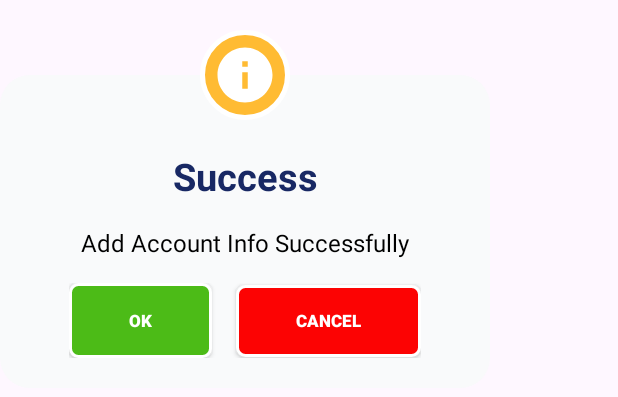
After one commit to duypham27/DACN_MURKOFF_CARE_ANDROID, an Android app: the layout dialog_confirm.xml on its own in the app's theme, with its tools: preview values and no code run, on a phone screen of 412 x 824 dp. The commit adds this screen. Shown: the top 397 px of the screen. Run offline under Robolectric (Android 15) with nearby library versions, the light colour scheme and no system bars.

Commit message:
Update Dialog

```diff
--- a/app/build.gradle.kts
+++ b/app/build.gradle.kts
@@ -53,4 +53,8 @@ dependencies {
     //GSON
     implementation ("com.google.code.gson:gson:2.11.0")
 
+    // Retrofit
+    implementation ("com.squareup.retrofit2:retrofit:2.9.0")
+    implementation ("com.squareup.retrofit2:converter-gson:2.9.0")
+
 }
--- a/app/src/main/java/com/example/dacn_murkoff_android/Helper/GlobalVariable.java
+++ b/app/src/main/java/com/example/dacn_murkoff_android/Helper/GlobalVariable.java
@@ -20,7 +20,8 @@ public class GlobalVariable extends Application {
     private Map<String, String> headers;
 
 
-    /*Thiết lập và trả về một HTTP request header khi ứng dụng gửi yêu cầu HTTP đến máy chủ*/
+    /*Thiết lập và trả về một HTTP request header khi ứng dụng gửi yêu cầu HTTP đến máy chủ
+    * các Type được dùng để phân biệt giữa Doctor và Patient */
     public Map<String, String> getHeaders() {
 
         this.headers = new HashMap<>();
--- /dev/null
+++ b/app/src/main/res/drawable/button_style_accept.xml
@@ -0,0 +1,69 @@
+<?xml version="1.0" encoding="utf-8"?>
+<selector xmlns:android="http://schemas.android.com/apk/res/android">
+    <item
+        android:state_enabled="false">
+        <shape android:shape="rectangle">
+            <gradient
+                android:startColor="#F2F2F2"
+                android:centerColor="#A4A4A4"
+                android:endColor="#F2F2F2"
+                android:angle="90"/>
+            <padding android:left="7dp"
+                android:top="7dp"
+                android:right="7dp"
+                android:bottom="7dp" />
+            <stroke
+                android:width="2dip"
+                android:color="#FFFFFF" />
+            <corners android:radius= "5dp" />
+        </shape>
+    </item>
+    <item
+        android:state_pressed="true"
+        android:state_enabled="true" >
+        <shape android:shape="rectangle">
+            <solid android:color="@color/colorBackground" />
+            <padding android:left="7dp"
+                android:top="7dp"
+                android:right="7dp"
+                android:bottom="7dp" />
+            <stroke
+                android:width="2dip"
+                android:color="#008000" />
+            <corners android:radius= "5dp" />
+        </shape>
+    </item>
+    <item
+        android:state_focused="true"
+        android:state_enabled="true">
+        <shape android:shape="rectangle">
+            <gradient
+                android:startColor="#F7D358"
+                android:centerColor="#DF7401"
+                android:endColor="#F7D358"
+                android:angle="90"/>
+            <padding android:left="7dp"
+                android:top="7dp"
+                android:right="7dp"
+                android:bottom="7dp" />
+            <stroke
+                android:width="2dip"
+                android:color="#FFFFFF" />
+            <corners android:radius= "5dp" />
+        </shape>
+    </item>
+    <item
+        android:state_enabled="true">
+        <shape  android:shape="rectangle">
+            <solid android:color="@color/colorKellyGreen"/>
+            <padding android:left="7dp"
+                android:top="7dp"
+                android:right="7dp"
+                android:bottom="7dp" />
+            <stroke
+                android:width="2dip"
+                android:color="#FFFFFF" />
+            <corners android:radius= "5dp" />
+        </shape>
+    </item>
+</selector>
--- /dev/null
+++ b/app/src/main/res/drawable/button_style_cancel.xml
@@ -0,0 +1,69 @@
+<?xml version="1.0" encoding="utf-8"?>
+<selector xmlns:android="http://schemas.android.com/apk/res/android">
+    <item
+        android:state_enabled="false">
+        <shape android:shape="rectangle">
+            <gradient
+                android:startColor="#F2F2F2"
+                android:centerColor="#A4A4A4"
+                android:endColor="#F2F2F2"
+                android:angle="90"/>
+            <padding android:left="7dp"
+                android:top="7dp"
+                android:right="7dp"
+                android:bottom="7dp" />
+            <stroke
+                android:width="2dip"
+                android:color="#FFFFFF" />
+            <corners android:radius= "16dp" />
+        </shape>
+    </item>
+    <item
+        android:state_pressed="true"
+        android:state_enabled="true" >
+        <shape android:shape="rectangle">
+            <solid android:color="@color/colorBackground" />
+            <padding android:left="7dp"
+                android:top="7dp"
+                android:right="7dp"
+                android:bottom="7dp" />
+            <stroke
+                android:width="2dip"
+                android:color="#1D3A70" />
+            <corners android:radius= "5dp" />
+        </shape>
+    </item>
+    <item
+        android:state_focused="true"
+        android:state_enabled="true">
+        <shape android:shape="rectangle">
+            <gradient
+                android:startColor="#F7D358"
+                android:centerColor="#DF7401"
+                android:endColor="#F7D358"
+                android:angle="90"/>
+            <padding android:left="7dp"
+                android:top="7dp"
+                android:right="7dp"
+                android:bottom="7dp" />
+            <stroke
+                android:width="2dip"
+                android:color="#FFFFFF" />
+            <corners android:radius= "5dp" />
+        </shape>
+    </item>
+    <item
+        android:state_enabled="true">
+        <shape  android:shape="rectangle">
+            <solid android:color="@color/colorRed"/>
+            <padding android:left="7dp"
+                android:top="7dp"
+                android:right="7dp"
+                android:bottom="7dp" />
+            <stroke
+                android:width="2dip"
+                android:color="#FFFFFF" />
+            <corners android:radius= "5dp" />
+        </shape>
+    </item>
+</selector>
--- /dev/null
+++ b/app/src/main/res/drawable/dialog_background.xml
@@ -0,0 +1,7 @@
+<?xml version="1.0" encoding="utf-8"?>
+<shape xmlns:android="http://schemas.android.com/apk/res/android"
+    android:shape="rectangle">
+
+    <solid android:color="@color/colorIconBackground"/>
+    <corners android:radius="20dp"/>
+</shape>
--- /dev/null
+++ b/app/src/main/res/drawable/dialog_background_confirm.xml
@@ -0,0 +1,7 @@
+<?xml version="1.0" encoding="utf-8"?>
+<shape xmlns:android="http://schemas.android.com/apk/res/android"
+    android:shape="oval">
+    <solid android:color="@color/colorYellow"/>
+    <stroke android:width="3dp"
+        android:color="@color/white"/>
+</shape>
--- /dev/null
+++ b/app/src/main/res/drawable/ic_check.xml
@@ -0,0 +1,5 @@
+<vector android:height="24dp" android:tint="#FFFFFF"
+    android:viewportHeight="24" android:viewportWidth="24"
+    android:width="24dp" xmlns:android="http://schemas.android.com/apk/res/android">
+    <path android:fillColor="@android:color/white" android:pathData="M9,16.17L4.83,12l-1.42,1.41L9,19 21,7l-1.41,-1.41z"/>
+</vector>
--- /dev/null
+++ b/app/src/main/res/drawable/ic_close.xml
@@ -0,0 +1,5 @@
+<vector android:height="24dp" android:tint="#FFFFFF"
+    android:viewportHeight="24" android:viewportWidth="24"
+    android:width="24dp" xmlns:android="http://schemas.android.com/apk/res/android">
+    <path android:fillColor="@android:color/white" android:pathData="M19,6.41L17.59,5 12,10.59 6.41,5 5,6.41 10.59,12 5,17.59 6.41,19 12,13.41 17.59,19 19,17.59 13.41,12z"/>
+</vector>
--- /dev/null
+++ b/app/src/main/res/drawable/ic_info.xml
@@ -0,0 +1,5 @@
+<vector android:height="24dp" android:tint="#FFFFFF"
+    android:viewportHeight="24" android:viewportWidth="24"
+    android:width="24dp" xmlns:android="http://schemas.android.com/apk/res/android">
+    <path android:fillColor="@android:color/white" android:pathData="M12,2C6.48,2 2,6.48 2,12s4.48,10 10,10 10,-4.48 10,-10S17.52,2 12,2zM13,17h-2v-6h2v6zM13,9h-2L11,7h2v2z"/>
+</vector>
--- /dev/null
+++ b/app/src/main/res/layout/dialog_confirm.xml
@@ -0,0 +1,92 @@
+<?xml version="1.0" encoding="utf-8"?>
+<androidx.constraintlayout.widget.ConstraintLayout xmlns:android="http://schemas.android.com/apk/res/android"
+    xmlns:app="http://schemas.android.com/apk/res-auto"
+    android:layout_width="wrap_content"
+    android:layout_height="wrap_content">
+
+    <LinearLayout
+        android:id="@+id/ll"
+        android:layout_width="wrap_content"
+        android:layout_height="wrap_content"
+        android:layout_marginTop="50dp"
+        android:layout_marginBottom="50dp"
+        android:orientation="vertical"
+        android:background="@drawable/dialog_background"
+        app:layout_constraintBottom_toBottomOf="parent"
+        app:layout_constraintEnd_toEndOf="parent"
+        app:layout_constraintStart_toStartOf="parent"
+        app:layout_constraintTop_toTopOf="parent">
+
+        <TextView
+            android:layout_width="match_parent"
+            android:layout_height="wrap_content"
+            android:layout_marginTop="50dp"
+            android:gravity="center_horizontal"
+            android:id="@+id/alertTitle"
+            android:text="@string/success"
+            android:textAlignment="center"
+            android:textColor="@color/colorTextDialog"
+            android:textSize="25sp"
+            android:textStyle="bold" />
+
+        <TextView
+            android:id="@+id/msgText"
+            android:layout_width="match_parent"
+            android:layout_height="wrap_content"
+            android:layout_margin="16dp"
+            android:gravity="center_horizontal"
+            android:text="@string/add_account_info_successfully"
+            android:textAlignment="center"
+            android:textColor="@color/textColorBlack"
+            android:textSize="16sp" />
+
+        <LinearLayout
+            android:gravity="center_horizontal"
+            android:layout_width="match_parent"
+            android:layout_height="wrap_content"
+            android:orientation="horizontal"
+            android:paddingHorizontal="30dp"
+            android:layout_marginStart="16dp"
+            android:layout_marginEnd="16dp"
+            android:layout_marginBottom="20dp"
+            >
+            <androidx.appcompat.widget.AppCompatButton
+                style="@style/button_style_accept"
+                android:layout_width="wrap_content"
+                android:paddingHorizontal="40dp"
+                android:textSize="11sp"
+                android:id="@+id/btnOK"
+                android:text="@string/ok"/>
+
+            <androidx.appcompat.widget.AppCompatButton
+                android:id="@+id/btnCancel"
+                android:background="@drawable/button_style_cancel"
+                android:textColor="@drawable/button_style_text_color_state"
+                android:layout_width="wrap_content"
+                android:layout_height="wrap_content"
+                android:layout_marginStart="16dp"
+                android:paddingHorizontal="40dp"
+                android:text="@string/cancel"
+                android:textSize="11sp"
+                android:textStyle="bold" />
+
+        </LinearLayout>
+
+
+    </LinearLayout>
+
+    <ImageView
+        android:id="@+id/iconAlert"
+        android:layout_width="60dp"
+        android:layout_height="60dp"
+        android:background="@drawable/dialog_background_confirm"
+        android:src="@drawable/ic_info"
+        android:padding="8dp"
+        app:layout_constraintBottom_toTopOf="@id/ll"
+        app:layout_constraintTop_toTopOf="@id/ll"
+        app:layout_constraintStart_toStartOf="@id/ll"
+        app:layout_constraintEnd_toEndOf="@id/ll"
+        android:contentDescription="@string/icon" />
+
+
+</androidx.constraintlayout.widget.ConstraintLayout>
--- a/app/src/main/res/values-night/colors.xml
+++ b/app/src/main/res/values-night/colors.xml
@@ -8,7 +8,7 @@
     <!--TEXT-->
     <color name="textColorBlack">#FF000000</color>
     <color name="textColorWhite">#FFFFFFFF</color>
-
+    <color name="colorTextDialog">#182864</color>
 
     <!-- THEME & BACKGROUND -->
     <color name="colorInputBackground">#ECEEF0</color>
@@ -18,9 +18,15 @@
     <color name="colorBackground">@color/white</color>
 
     <color name="colorBlue">#182864</color>
+    <color name="colorBrightBlue">#0096FF</color>
+    <color name="colorGreen">#43A047</color>
+    <color name="colorKellyGreen">#4CBB17</color>
+    <color name="colorYellow">#fb3</color>
 
     <!-- BOTTOM NAVBAR MENU BACKGROUND -->
     <color name="colorButtomNavigationMenuPressed">#1D3A70</color>
     <color name="colorButtomNavigationMenuEnable">#8D8F97</color>
 
+    <!-- DIALOG BACKGROUND -->
+    <color name="colorIconBackground">#F9FAFB</color>
 </resources>
--- a/app/src/main/res/values/colors.xml
+++ b/app/src/main/res/values/colors.xml
@@ -8,7 +8,7 @@
     <!--TEXT-->
     <color name="textColorBlack">#FF000000</color>
     <color name="textColorWhite">#FFFFFFFF</color>
-
+    <color name="colorTextDialog">#182864</color>
 
     <!-- THEME & BACKGROUND -->
     <color name="colorThemeMurkoff">#8C9194</color>
@@ -19,9 +19,15 @@
     <color name="colorBackground">@color/white</color>
 
     <color name="colorBlue">#182864</color>
+    <color name="colorBrightBlue">#0096FF</color>
+    <color name="colorGreen">#43A047</color>
+    <color name="colorKellyGreen">#4CBB17</color>
+    <color name="colorYellow">#fb3</color>
 
     <!-- BOTTOM NAVBAR MENU BACKGROUND -->
     <color name="colorButtomNavigationMenuPressed">#182864</color>
     <color name="colorButtomNavigationMenuEnable">#8C9194</color>
 
+    <!-- DIALOG BACKGROUND -->
+    <color name="colorIconBackground">#F9FAFB</color>
 </resources>
--- a/app/src/main/res/values/strings.xml
+++ b/app/src/main/res/values/strings.xml
@@ -19,4 +19,9 @@
     <string name="service">Service</string>
     <string name="speciality">Speciality</string>
     <string name="doctor">Doctor</string>
+    <string name="success">Success</string>
+    <string name="ok">OK</string>
+    <string name="add_account_info_successfully">Add Account Info Successfully</string>
+    <string name="cancel">Cancel</string>
+    <string name="icon">Icon</string>
 </resources>
--- a/app/src/main/res/values/styles.xml
+++ b/app/src/main/res/values/styles.xml
@@ -19,4 +19,22 @@
         <item name="android:textStyle">bold</item>
     </style>
 
+    <style name="button_style_cancel">
+        <item name="android:layout_width">217dp</item>
+        <item name="android:layout_height">50dp</item>
+        <item name="android:background">@drawable/button_style_cancel</item>
+        <item name="android:textColor">@drawable/button_style_text_color_state</item>
+        <item name="android:textSize">12sp</item>
+        <item name="android:textStyle">bold</item>
+    </style>
+
+    <style name="button_style_accept">
+        <item name="android:layout_width">217dp</item>
+        <item name="android:layout_height">50dp</item>
+        <item name="android:background">@drawable/button_style_accept</item>
+        <item name="android:textColor">@drawable/button_style_text_color_state</item>
+        <item name="android:textSize">12sp</item>
+        <item name="android:textStyle">bold</item>
+    </style>
+
 </resources>
```
Also changed, not shown: app/src/main/java/com/example/dacn_murkoff_android/Helper/Dialog.java (added, +114 -0 lines), app/src/main/java/com/example/dacn_murkoff_android/HomePage/HomePageActivity.java (+31 -6 lines), app/src/main/res/drawable/dialog_background_danger.xml (added, +7 -0 lines), app/src/main/res/drawable/dialog_background_info.xml (added, +7 -0 lines), app/src/main/res/drawable/dialog_background_success.xml (added, +7 -0 lines), app/src/main/res/layout/dialog_annouce.xml (added, +68 -0 lines).
